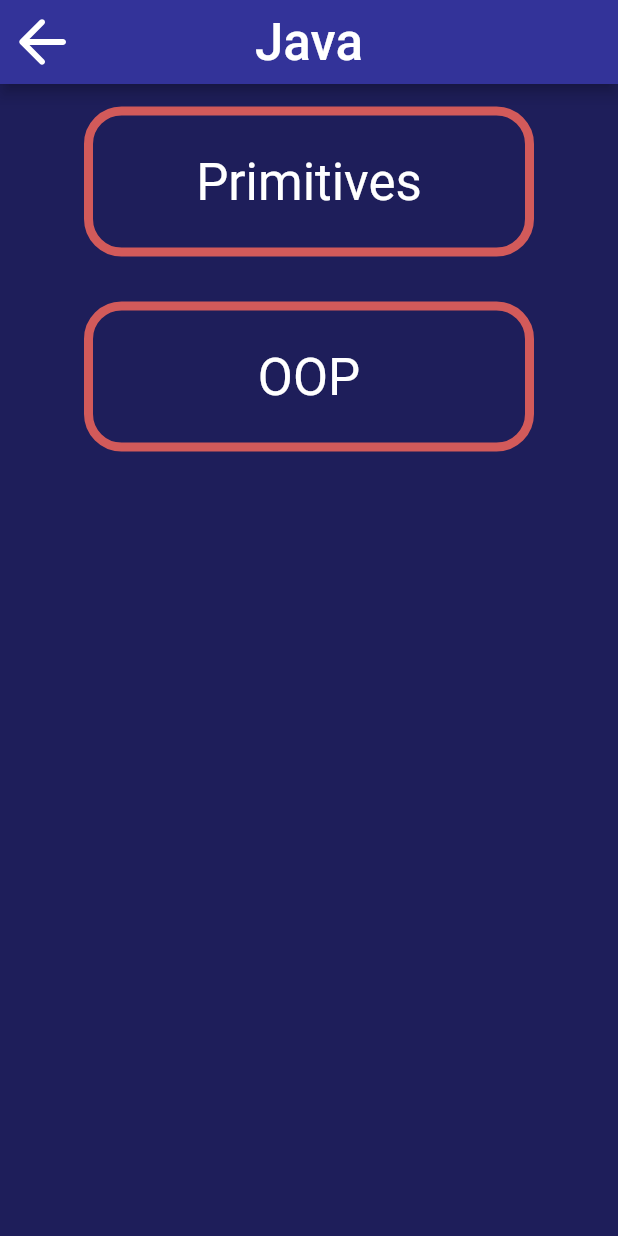
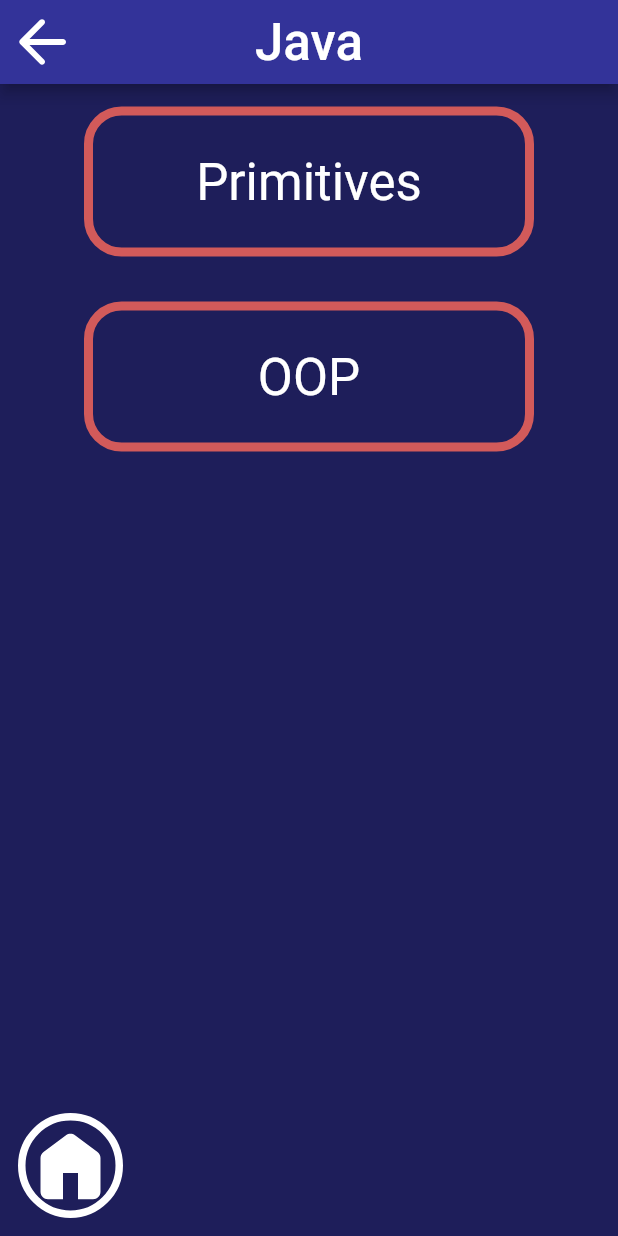
Before and after one commit to InformatikT13600/informatik_merkhilfe, a Flutter app: the screen it shows after launch, after a tap on "Java", on a phone screen of 412 x 824 dp. Run offline on Flutter 3.47's test engine with Material 2 defaults, Android fonts, the light colour scheme and no system bars; our stand-ins replace flutter_spinkit, flutter_svg.

Commit message:
implemented home button on article page and navigation page

```diff
--- a/lib/views/navigationPage.dart
+++ b/lib/views/navigationPage.dart
@@ -2,6 +2,7 @@ import 'package:flutter/material.dart';
 import 'package:informatik_merkhilfe/models/article.dart';
 import 'package:informatik_merkhilfe/models/category.dart';
 import 'package:informatik_merkhilfe/services/informationService.dart';
+import 'package:informatik_merkhilfe/shared/homeButton.dart';
 import 'package:informatik_merkhilfe/shared/navigationPopButton.dart';
 import 'package:informatik_merkhilfe/shared/routingTransition.dart';
 import 'package:informatik_merkhilfe/shared/styles.dart';
@@ -50,7 +51,10 @@ class NavigationPage extends StatelessWidget {
         automaticallyImplyLeading: false,
         leading: NavigationPopButton(),
       ),
-      body: Container(
+      body: Column(
+        children: [
+          Expanded(
+            child: Container(
               child: children.isNotEmpty ? ListView.builder(
                 scrollDirection: Axis.vertical,
                 clipBehavior: Clip.hardEdge,
@@ -104,6 +108,16 @@ class NavigationPage extends StatelessWidget {
                 },
               ) : Text('Pretty empty'),
             ),
+          ),
+          Align(
+            alignment: Alignment.bottomLeft,
+            child: Padding(
+              padding: const EdgeInsets.all(8.0),
+              child: HomeButton(),
+            ),
+          )
+        ],
+      ),
     );
   }
 }
```
Also changed, not shown: lib/views/articlePage.dart (+15 -1 lines). Lines whose indentation alone changed are shown as unchanged.
